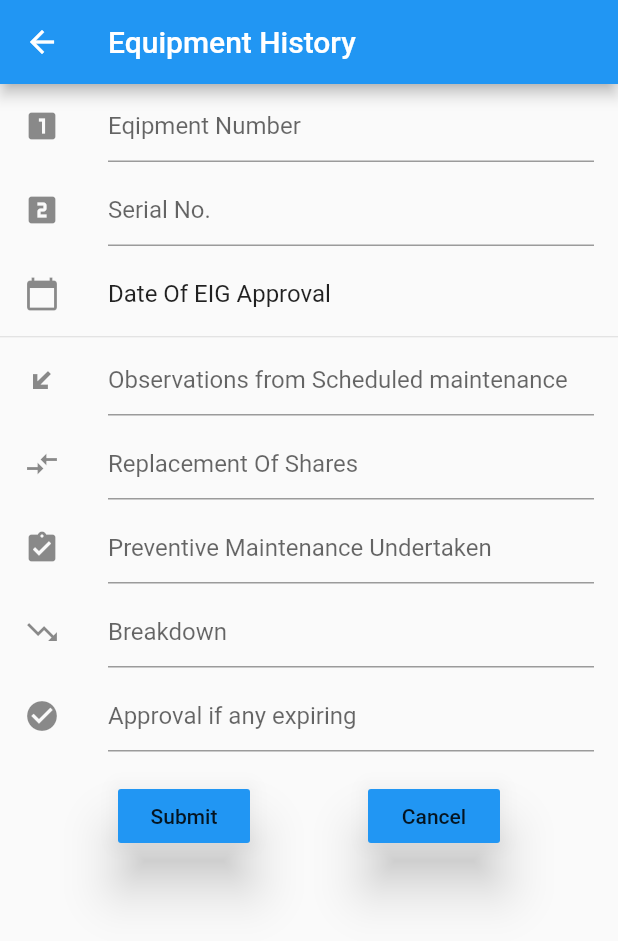
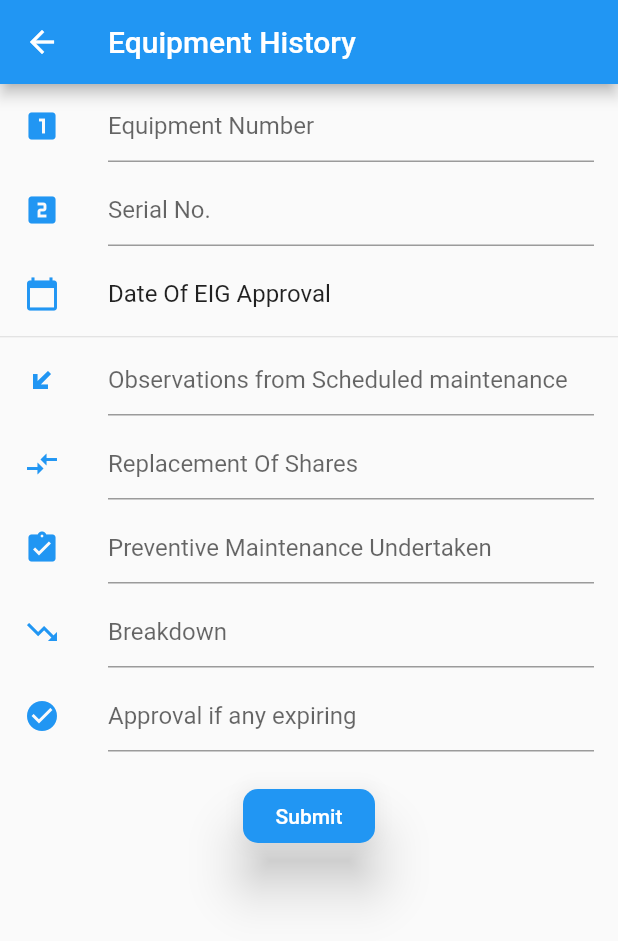
Before and after one commit to NagalakshmiVJ/Flutter-cmrl, a Flutter app: the Equipment screen opened directly, on a phone screen of 412 x 824 dp. Shown: the top 941 px of the screen. Run offline on Flutter 3.47's test engine with Material 2 defaults, Android fonts, the phone set to English and light mode, and no system bars.

Commit message:
Updated Submit button

```diff
--- a/lib/main.dart
+++ b/lib/main.dart
@@ -89,6 +89,7 @@ class _MyHomePageState extends State<MyHomePage> {
                   child: new Container(
                     height: 20.0,
                     decoration: new BoxDecoration(
+
                       color: Colors.white12,
                     ),
                   ),
--- a/lib/pages/equipment.dart
+++ b/lib/pages/equipment.dart
@@ -5,8 +5,26 @@ class Equipment extends StatefulWidget {
   _EquipmentState createState() => _EquipmentState();
 }
 
+
 class _EquipmentState extends State<Equipment> {
   int rval = 0;
+  bool btn;
+  int count = 0;
+  final GlobalKey<ScaffoldState> mScaffoldState =
+      new GlobalKey<ScaffoldState>();
+
+  void buttonClick() {
+    count++;
+    btn = false;
+    final snackBar = new SnackBar(content: new Text('Submitted'));
+    mScaffoldState.currentState.showSnackBar(snackBar);
+  }
+
+  void buttonClick1() {
+    final snackBar =
+        new SnackBar(content: new Text('Already Submitted. Please Exit'));
+    mScaffoldState.currentState.showSnackBar(snackBar);
+  }
 
   void method1(value) {
     setState(() {
@@ -18,7 +36,11 @@ class _EquipmentState extends State<Equipment> {
 
   @override
   Widget build(BuildContext context) {
-    return Scaffold(
+    return Container(decoration: new BoxDecoration(
+                       gradient: LinearGradient(colors: [Color(0xfffff9c4), Color(0xffb3c5fc) ]),
+                  ),
+      child: Scaffold(
+        key: mScaffoldState,
         resizeToAvoidBottomPadding: false,
         appBar: new AppBar(
           title: new Text("Equipment History"),
@@ -27,15 +49,21 @@ class _EquipmentState extends State<Equipment> {
           child: new Column(
             children: <Widget>[
               new ListTile(
-              leading: const Icon(Icons.looks_one),
+                leading: const Icon(
+                  Icons.looks_one,
+                  color: Colors.blue,
+                ),
                 title: new TextField(
                   decoration: new InputDecoration(
-                  hintText: "Eqipment Number",
+                    hintText: "Equipment Number",
                   ),
                 ),
               ),
               new ListTile(
-              leading: const Icon(Icons.looks_two),
+                leading: const Icon(
+                  Icons.looks_two,
+                  color: Colors.blue,
+                ),
                 title: new TextField(
                   decoration: new InputDecoration(
                     hintText: "Serial No.",
@@ -43,7 +71,10 @@ class _EquipmentState extends State<Equipment> {
                 ),
               ),
               new ListTile(
-              leading: const Icon(Icons.calendar_today),
+                leading: const Icon(
+                  Icons.calendar_today,
+                  color: Colors.blue,
+                ),
                 title: const Text('Date Of EIG Approval'),
                 onTap: () async {
                   final dtpick = await showDatePicker(
@@ -63,7 +94,10 @@ class _EquipmentState extends State<Equipment> {
                 height: 1.0,
               ),
               new ListTile(
-              leading: const Icon(Icons.transit_enterexit),
+                leading: const Icon(
+                  Icons.transit_enterexit,
+                  color: Colors.blue,
+                ),
                 title: new TextField(
                   decoration: new InputDecoration(
                     hintText: "Observations from Scheduled maintenance",
@@ -71,7 +105,10 @@ class _EquipmentState extends State<Equipment> {
                 ),
               ),
               new ListTile(
-              leading: const Icon(Icons.compare_arrows),
+                leading: const Icon(
+                  Icons.compare_arrows,
+                  color: Colors.blue,
+                ),
                 title: new TextField(
                   decoration: new InputDecoration(
                     hintText: "Replacement Of Shares",
@@ -79,7 +116,10 @@ class _EquipmentState extends State<Equipment> {
                 ),
               ),
               new ListTile(
-              leading: const Icon(Icons.assignment_turned_in),
+                leading: const Icon(
+                  Icons.assignment_turned_in,
+                  color: Colors.blue,
+                ),
                 title: new TextField(
                   decoration: new InputDecoration(
                     hintText: "Preventive Maintenance Undertaken",
@@ -87,7 +127,10 @@ class _EquipmentState extends State<Equipment> {
                 ),
               ),
               new ListTile(
-              leading: const Icon(Icons.trending_down),
+                leading: const Icon(
+                  Icons.trending_down,
+                  color: Colors.blue,
+                ),
                 title: new TextField(
                   decoration: new InputDecoration(
                     hintText: "Breakdown",
@@ -95,7 +138,10 @@ class _EquipmentState extends State<Equipment> {
                 ),
               ),
               new ListTile(
-              leading: const Icon(Icons.check_circle),
+                leading: const Icon(
+                  Icons.check_circle,
+                  color: Colors.blue,
+                ),
                 title: new TextField(
                   decoration: new InputDecoration(
                     hintText: "Approval if any expiring",
@@ -103,43 +149,30 @@ class _EquipmentState extends State<Equipment> {
                 ),
               ),
               SizedBox(height: 15.0),
-            Row(
-              mainAxisAlignment: MainAxisAlignment.spaceEvenly,
-              children: <Widget>[
-                Column(
+              new Column(
                 mainAxisAlignment: MainAxisAlignment.spaceEvenly,
                 children: <Widget>[
                   new RaisedButton(
-                      child: const Text('Submit'),
+                    child: new Text(
+                      "Submit",
+                      style: new TextStyle(color: Colors.white),
+                    ),
+                    shape: RoundedRectangleBorder(
+                        borderRadius: BorderRadius.circular(10)),
                     color: Theme.of(context).accentColor,
                     elevation: 15.0,
                     splashColor: Colors.white70,
                     onPressed: () {
-                        //  Scaffold.of(context).showSnackBar(SnackBar(
-                        //         content: Text('Show Snackbar'),
-                        //         duration: Duration(seconds: 3),
-                        //       ));
-                      },
-                    ),
-                  ],
-                ),
-                Column(
-                  mainAxisAlignment: MainAxisAlignment.spaceEvenly,
-                  children: <Widget>[
-                    new RaisedButton(
-                      child: const Text('Cancel'),
-                      color: Theme.of(context).accentColor,
-                      elevation: 15.0,
-                      splashColor: Colors.white70,
-                      onPressed: () {
-                         Navigator.pop(context);
+                      if (count == 1) {
+                        buttonClick();
+                      } else
+                        buttonClick1();
                     },
                   ),
                 ],
               ),
             ],
           ),
-          ],
         ),
       ),
     );
```
Also changed, not shown: lib/home1.dart (+34 -8 lines), lib/pages/personal.dart (+28 -25 lines), lib/pages/stores.dart (+28 -25 lines). Lines whose indentation alone changed are shown as unchanged.
